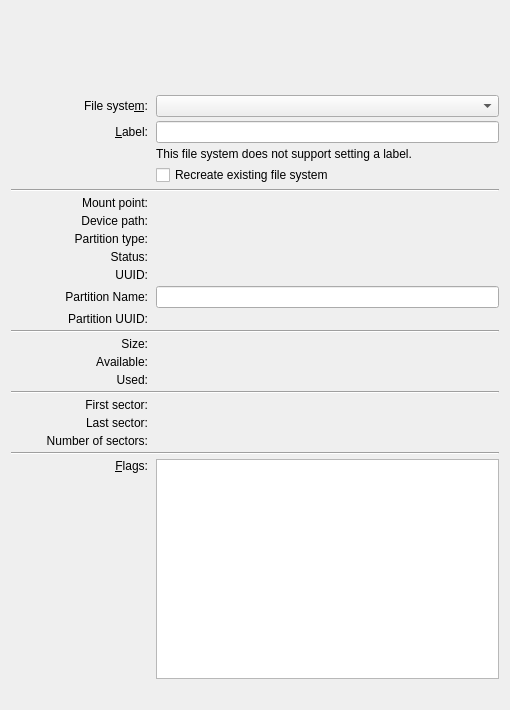
This is src/gui/partpropswidgetbase.ui in KDE/partitionmanager as Qt 5 draws it before an edit. The edited form follows.
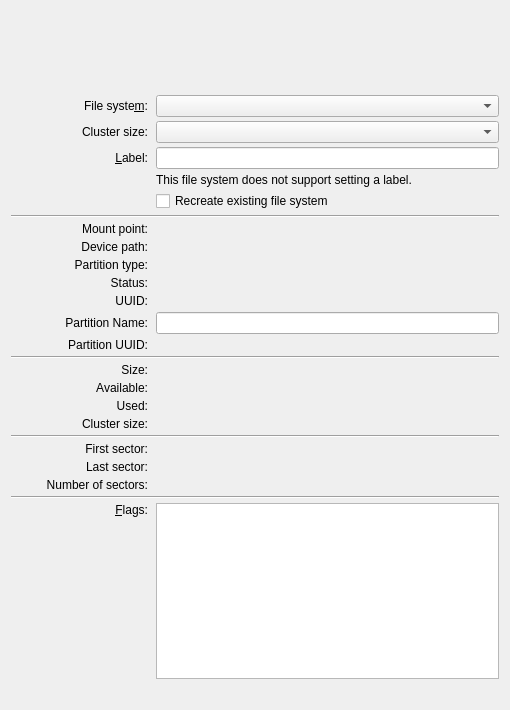
This is the edited form. Custom widgets are drawn as their Qt base class.

Commit message: Allow choosing the cluster size when formatting partitions

```diff
--- a/src/gui/partpropswidgetbase.ui
+++ b/src/gui/partpropswidgetbase.ui
@@ -20,7 +20,7 @@
    <property name="spacing">
     <number>4</number>
    </property>
-   <item row="19" column="0">
+   <item row="21" column="0">
     <widget class="QLabel" name="m_LabelTextFirstSector">
      <property name="text">
       <string comment="@label">First sector:</string>
@@ -30,21 +30,21 @@
      </property>
     </widget>
    </item>
-   <item row="6" column="0" colspan="3">
+   <item row="7" column="0" colspan="3">
     <widget class="Line" name="line_5">
      <property name="orientation">
       <enum>Qt::Orientation::Horizontal</enum>
      </property>
     </widget>
    </item>
-   <item row="21" column="2">
+   <item row="23" column="2">
     <widget class="QLabel" name="m_LabelNumSectors">
      <property name="textInteractionFlags">
       <set>Qt::TextInteractionFlag::LinksAccessibleByMouse|Qt::TextInteractionFlag::TextSelectableByKeyboard|Qt::TextInteractionFlag::TextSelectableByMouse</set>
      </property>
     </widget>
    </item>
-   <item row="15" column="0">
+   <item row="16" column="0">
     <widget class="QLabel" name="m_LabelTextCapacity">
      <property name="sizePolicy">
       <sizepolicy hsizetype="Preferred" vsizetype="Preferred">
@@ -60,7 +60,7 @@
      </property>
     </widget>
    </item>
-   <item row="13" column="0">
+   <item row="14" column="0">
     <widget class="QLabel" name="m_LabelTextPartitionUuid">
      <property name="text">
       <string>Partition UUID:</string>
@@ -70,7 +70,7 @@
      </property>
     </widget>
    </item>
-   <item row="4" column="2">
+   <item row="5" column="2">
     <widget class="QLabel" name="m_LabelTextNoSetLabel">
      <property name="text">
       <string comment="@label">This file system does not support setting a label.</string>
@@ -80,7 +80,7 @@
      </property>
     </widget>
    </item>
-   <item row="11" column="0">
+   <item row="12" column="0">
     <widget class="QLabel" name="m_LabelTextUuid">
      <property name="text">
       <string comment="@label">UUID:</string>
@@ -90,14 +90,14 @@
      </property>
     </widget>
    </item>
-   <item row="20" column="2">
+   <item row="22" column="2">
     <widget class="QLabel" name="m_LabelLastSector">
      <property name="textInteractionFlags">
       <set>Qt::TextInteractionFlag::LinksAccessibleByMouse|Qt::TextInteractionFlag::TextSelectableByKeyboard|Qt::TextInteractionFlag::TextSelectableByMouse</set>
      </property>
     </widget>
    </item>
-   <item row="20" column="0">
+   <item row="22" column="0">
     <widget class="QLabel" name="m_LabelTextLastSector">
      <property name="text">
       <string comment="@label">Last sector:</string>
@@ -107,28 +107,28 @@
      </property>
     </widget>
    </item>
-   <item row="18" column="0" colspan="3">
+   <item row="20" column="0" colspan="3">
     <widget class="Line" name="line">
      <property name="orientation">
       <enum>Qt::Orientation::Horizontal</enum>
      </property>
     </widget>
    </item>
-   <item row="14" column="0" colspan="3">
+   <item row="15" column="0" colspan="3">
     <widget class="Line" name="line_2">
      <property name="orientation">
       <enum>Qt::Orientation::Horizontal</enum>
      </property>
     </widget>
    </item>
-   <item row="7" column="2">
+   <item row="8" column="2">
     <widget class="QLabel" name="m_LabelMountPoint">
      <property name="textInteractionFlags">
       <set>Qt::TextInteractionFlag::LinksAccessibleByMouse|Qt::TextInteractionFlag::TextSelectableByKeyboard|Qt::TextInteractionFlag::TextSelectableByMouse</set>
      </property>
     </widget>
    </item>
-   <item row="10" column="0">
+   <item row="11" column="0">
     <widget class="QLabel" name="m_LabelTextStatus">
      <property name="text">
       <string comment="@label">Status:</string>
@@ -138,7 +138,7 @@
      </property>
     </widget>
    </item>
-   <item row="16" column="0">
+   <item row="17" column="0">
     <widget class="QLabel" name="m_LabelTextAvailable">
      <property name="text">
       <string comment="@label partition capacity available">Available:</string>
@@ -148,7 +148,7 @@
      </property>
     </widget>
    </item>
-   <item row="23" column="2">
+   <item row="25" column="2">
     <widget class="QListWidget" name="m_ListFlags">
      <property name="horizontalScrollBarPolicy">
       <enum>Qt::ScrollBarPolicy::ScrollBarAlwaysOff</enum>
@@ -164,28 +164,45 @@
      </property>
     </widget>
    </item>
-   <item row="17" column="2">
+   <item row="18" column="2">
     <widget class="QLabel" name="m_LabelUsed">
      <property name="textInteractionFlags">
       <set>Qt::TextInteractionFlag::LinksAccessibleByMouse|Qt::TextInteractionFlag::TextSelectableByKeyboard|Qt::TextInteractionFlag::TextSelectableByMouse</set>
      </property>
     </widget>
    </item>
-   <item row="22" column="0" colspan="3">
+   <item row="19" column="0">
+    <widget class="QLabel" name="m_LabelTextClusterSize">
+     <property name="text">
+      <string comment="@label">Cluster size:</string>
+     </property>
+     <property name="alignment">
+      <set>Qt::AlignmentFlag::AlignRight|Qt::AlignmentFlag::AlignTrailing|Qt::AlignmentFlag::AlignVCenter</set>
+     </property>
+    </widget>
+   </item>
+   <item row="19" column="2">
+    <widget class="QLabel" name="m_LabelCurrentClusterSize">
+     <property name="textInteractionFlags">
+      <set>Qt::TextInteractionFlag::LinksAccessibleByMouse|Qt::TextInteractionFlag::TextSelectableByKeyboard|Qt::TextInteractionFlag::TextSelectableByMouse</set>
+     </property>
+    </widget>
+   </item>
+   <item row="24" column="0" colspan="3">
     <widget class="Line" name="m_LineListFlags">
      <property name="orientation">
       <enum>Qt::Orientation::Horizontal</enum>
      </property>
     </widget>
    </item>
-   <item row="10" column="2">
+   <item row="11" column="2">
     <widget class="QLabel" name="m_LabelStatus">
      <property name="textInteractionFlags">
       <set>Qt::TextInteractionFlag::LinksAccessibleByMouse|Qt::TextInteractionFlag::TextSelectableByKeyboard|Qt::TextInteractionFlag::TextSelectableByMouse</set>
      </property>
     </widget>
    </item>
-   <item row="24" column="0" colspan="3">
+   <item row="26" column="0" colspan="3">
     <spacer name="verticalSpacer_2">
      <property name="orientation">
       <enum>Qt::Orientation::Vertical</enum>
@@ -217,7 +234,7 @@
      </property>
     </widget>
    </item>
-   <item row="3" column="0">
+   <item row="4" column="0">
     <widget class="QLabel" name="m_LabelTextLabel">
      <property name="text">
       <string comment="@label">&amp;Label:</string>
@@ -230,14 +247,14 @@
      </property>
     </widget>
    </item>
-   <item row="16" column="2">
+   <item row="17" column="2">
     <widget class="QLabel" name="m_LabelAvailable">
      <property name="textInteractionFlags">
       <set>Qt::TextInteractionFlag::LinksAccessibleByMouse|Qt::TextInteractionFlag::TextSelectableByKeyboard|Qt::TextInteractionFlag::TextSelectableByMouse</set>
      </property>
     </widget>
    </item>
-   <item row="15" column="2">
+   <item row="16" column="2">
     <widget class="QLabel" name="m_LabelCapacity">
      <property name="sizePolicy">
       <sizepolicy hsizetype="Preferred" vsizetype="Preferred">
@@ -266,21 +283,21 @@
      </property>
     </spacer>
    </item>
-   <item row="11" column="2">
+   <item row="12" column="2">
     <widget class="QLabel" name="m_LabelUuid">
      <property name="textInteractionFlags">
       <set>Qt::TextInteractionFlag::LinksAccessibleByMouse|Qt::TextInteractionFlag::TextSelectableByKeyboard|Qt::TextInteractionFlag::TextSelectableByMouse</set>
      </property>
     </widget>
    </item>
-   <item row="9" column="2">
+   <item row="10" column="2">
     <widget class="QLabel" name="m_LabelRole">
      <property name="textInteractionFlags">
       <set>Qt::TextInteractionFlag::LinksAccessibleByMouse|Qt::TextInteractionFlag::TextSelectableByKeyboard|Qt::TextInteractionFlag::TextSelectableByMouse</set>
      </property>
     </widget>
    </item>
-   <item row="7" column="0">
+   <item row="8" column="0">
     <widget class="QLabel" name="m_LabelTextMountPoint">
      <property name="text">
       <string comment="@label">Mount point:</string>
@@ -290,7 +307,7 @@
      </property>
     </widget>
    </item>
-   <item row="13" column="2">
+   <item row="14" column="2">
     <widget class="QLabel" name="m_LabelPartitionUuid">
      <property name="text">
       <string/>
@@ -300,7 +317,7 @@
      </property>
     </widget>
    </item>
-   <item row="9" column="0">
+   <item row="10" column="0">
     <widget class="QLabel" name="m_LabelTextRole">
      <property name="text">
       <string comment="@label">Partition type:</string>
@@ -310,7 +327,7 @@
      </property>
     </widget>
    </item>
-   <item row="8" column="0">
+   <item row="9" column="0">
     <widget class="QLabel" name="m_LabelTextDevicePath">
      <property name="text">
       <string>Device path:</string>
@@ -320,7 +337,7 @@
      </property>
     </widget>
    </item>
-   <item row="21" column="0">
+   <item row="23" column="0">
     <widget class="QLabel" name="m_LabelTextNumSectors">
      <property name="text">
       <string comment="@label">Number of sectors:</string>
@@ -330,7 +347,7 @@
      </property>
     </widget>
    </item>
-   <item row="12" column="0">
+   <item row="13" column="0">
     <widget class="QLabel" name="m_LabelTextPartitionLabel">
      <property name="text">
       <string>Partition Name:</string>
@@ -340,7 +357,7 @@
      </property>
     </widget>
    </item>
-   <item row="5" column="2">
+   <item row="6" column="2">
     <widget class="QCheckBox" name="m_CheckRecreate">
      <property name="whatsThis">
       <string>This will reformat the filesystem, losing all contents, but keeping the same filesystem type.</string>
@@ -350,14 +367,14 @@
      </property>
     </widget>
    </item>
-   <item row="19" column="2">
+   <item row="21" column="2">
     <widget class="QLabel" name="m_LabelFirstSector">
      <property name="textInteractionFlags">
       <set>Qt::TextInteractionFlag::LinksAccessibleByMouse|Qt::TextInteractionFlag::TextSelectableByKeyboard|Qt::TextInteractionFlag::TextSelectableByMouse</set>
      </property>
     </widget>
    </item>
-   <item row="12" column="2">
+   <item row="13" column="2">
     <widget class="QLineEdit" name="m_EditPartitionLabel">
      <property name="text">
       <string/>
@@ -367,7 +384,23 @@
    <item row="2" column="2">
     <widget class="QComboBox" name="m_ComboFileSystem"/>
    </item>
-   <item row="17" column="0">
+   <item row="3" column="0">
+    <widget class="QLabel" name="m_LabelClusterSize">
+     <property name="text">
+      <string comment="@label:listbox">Cluster size:</string>
+     </property>
+     <property name="alignment">
+      <set>Qt::AlignmentFlag::AlignRight|Qt::AlignmentFlag::AlignTrailing|Qt::AlignmentFlag::AlignVCenter</set>
+     </property>
+     <property name="buddy">
+      <cstring>m_ComboClusterSize</cstring>
+     </property>
+    </widget>
+   </item>
+   <item row="3" column="2">
+    <widget class="QComboBox" name="m_ComboClusterSize"/>
+   </item>
+   <item row="18" column="0">
     <widget class="QLabel" name="m_LabelTextUsed">
      <property name="text">
       <string comment="@label partition capacity used">Used:</string>
@@ -390,7 +423,7 @@
      </property>
     </widget>
    </item>
-   <item row="23" column="0">
+   <item row="25" column="0">
     <widget class="QLabel" name="m_LabelTextFlags">
      <property name="text">
       <string comment="@label">&amp;Flags:</string>
@@ -403,10 +436,10 @@
      </property>
     </widget>
    </item>
-   <item row="3" column="2">
+   <item row="4" column="2">
     <widget class="QLineEdit" name="m_EditLabel"/>
    </item>
-   <item row="8" column="2">
+   <item row="9" column="2">
     <widget class="QLabel" name="m_LabelDevicePath">
      <property name="textInteractionFlags">
       <set>Qt::TextInteractionFlag::LinksAccessibleByMouse|Qt::TextInteractionFlag::TextSelectableByKeyboard|Qt::TextInteractionFlag::TextSelectableByMouse</set>
```
Left out of the diff: 1 changed line with no effect on the pictures. The commit also changes 10 other files.
